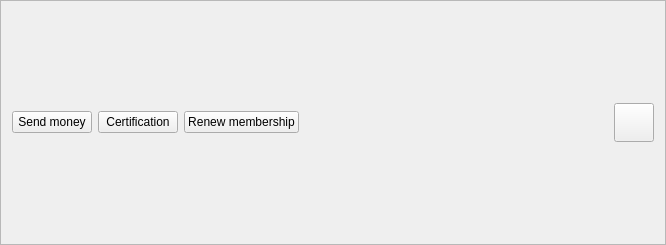
This is src/sakia/gui/main_window/toolbar/toolbar.ui in duniter/sakia as Qt 5 draws it before an edit. The edited form follows.
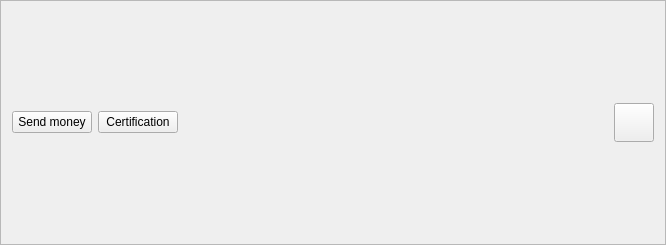
This is the edited form. Icons and pictures are not drawn.

Commit message: Change organization of membership state views

```diff
--- a/src/sakia/gui/main_window/toolbar/toolbar.ui
+++ b/src/sakia/gui/main_window/toolbar/toolbar.ui
@@ -60,23 +60,6 @@
      </property>
     </widget>
    </item>
-   <item>
-    <widget class="QPushButton" name="button_membership">
-     <property name="text">
-      <string>Renew membership</string>
-     </property>
-     <property name="icon">
-      <iconset resource="../../../../../res/icons/icons.qrc">
-       <normaloff>:/icons/renew_membership</normaloff>:/icons/renew_membership</iconset>
-     </property>
-     <property name="iconSize">
-      <size>
-       <width>32</width>
-       <height>32</height>
-      </size>
-     </property>
-    </widget>
-   </item>
    <item>
     <spacer name="horizontalSpacer">
      <property name="orientation">
```
The commit also changes 10 other files.
